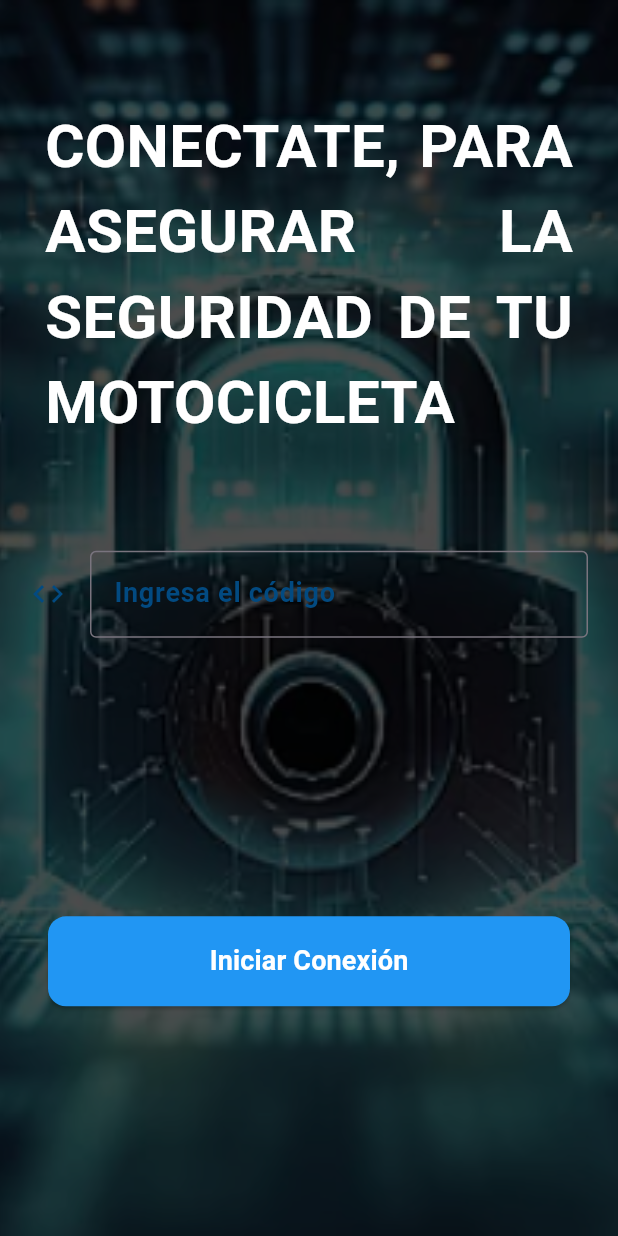
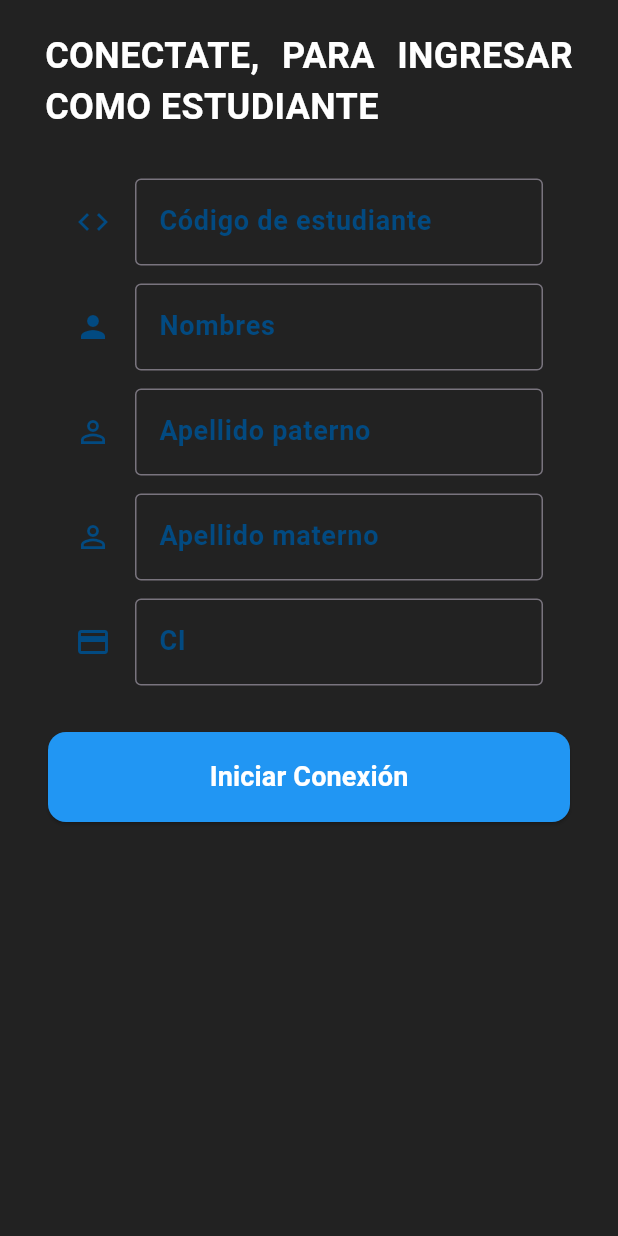
Before and after one commit to LuisCalleLazo/Simple_App_Bt_Uni, a Flutter app: the LoginScreen screen opened directly, on a phone screen of 412 x 824 dp. Run offline on Flutter 3.47's test engine with Material 3 defaults, Android fonts, the phone set to English and light mode, and no system bars; our stand-ins replace flutter_bluetooth_serial, go_router, permission_handler.

Commit message:
Add Focus and login student

```diff
--- a/lib/config/routes.dart
+++ b/lib/config/routes.dart
@@ -6,7 +6,7 @@ import 'package:simple_app_bt_uni/presentation/pages/init_page.dart';
 import 'package:simple_app_bt_uni/presentation/pages/list_books_page.dart';
 
 final appRouter = GoRouter(
-  initialLocation: '/',
+  initialLocation: '/auth/connect',
   routes: [
     GoRoute(
       path: '/aphabet_steps',
--- a/lib/presentation/pages/home_page.dart
+++ b/lib/presentation/pages/home_page.dart
@@ -43,6 +43,7 @@ class _HomePageState extends State<HomePage> {
 
   void _setupBluetoothConnection() {
     BluetoothConnection.toAddress(widget.server?.address).then((_connection) {
+      // ignore: avoid_print
       print('Connected to the device');
       setState(() {
         connection = _connection;
@@ -51,8 +52,10 @@ class _HomePageState extends State<HomePage> {
 
       connection!.input?.listen(_onDataReceived).onDone(() {
         if (isDisconnecting) {
+      // ignore: avoid_print
           print('Disconnecting locally!');
         } else {
+      // ignore: avoid_print
           print('Disconnected remotely!');
         }
         if (mounted) {
@@ -60,7 +63,9 @@ class _HomePageState extends State<HomePage> {
         }
       });
     }).catchError((error) {
+      // ignore: avoid_print
       print('Cannot connect, exception occurred');
+      // ignore: avoid_print
       print(error);
     });
   }
@@ -82,7 +87,7 @@ class _HomePageState extends State<HomePage> {
   Widget build(BuildContext context) {
     return Scaffold(
       resizeToAvoidBottomInset: true,
-      appBar: AppBar(title: const Text("Motocicleta")),
+      appBar: AppBar(title: const Text("Resultados")),
       body: GestureDetector(
         onTap: () {
           // Permite cerrar el teclado tocando en cualquier lugar fuera del campo de texto
--- a/lib/presentation/pages/login_page.dart
+++ b/lib/presentation/pages/login_page.dart
@@ -13,10 +13,15 @@ class LoginPage extends StatefulWidget {
 
 class _LoginPageState extends State<LoginPage> {
   final TextEditingController codeController = TextEditingController();
-
+  @override
+  void initState() {
+    super.initState();
+    Future.delayed(Duration.zero, () {
+      FocusScope.of(context).requestFocus(FocusNode());
+    });
+  }
   @override
   Widget build(BuildContext context) {
-    FocusScope.of(context).requestFocus(FocusNode());
     return const LoginScreen();
   }
 }
--- a/lib/presentation/screens/login_screen.dart
+++ b/lib/presentation/screens/login_screen.dart
@@ -12,8 +12,12 @@ class LoginScreen extends StatefulWidget {
 
 class _LoginScreenState extends State<LoginScreen> {
   late bool isConnecting;
+
   final TextEditingController codeController = TextEditingController();
-
+  final TextEditingController nameController = TextEditingController();
+  final TextEditingController lastNamePController = TextEditingController();
+  final TextEditingController lastNameMController = TextEditingController();
+  final TextEditingController ciController = TextEditingController();
 
   @override
   void initState() {
@@ -24,66 +28,73 @@ class _LoginScreenState extends State<LoginScreen> {
   @override
   Widget build(BuildContext context) {
     return Scaffold(
-      body: Stack(
+      backgroundColor: Colors.black87, // Fondo sólido
+      body: SafeArea(
+        child: SingleChildScrollView(
+          padding: const EdgeInsets.symmetric(horizontal: 30, vertical: 20),
+          child: Column(
+            crossAxisAlignment: CrossAxisAlignment.stretch,
             children: [
-          // Fondo de imagen
-          Positioned.fill(
-            child: ColorFiltered(
-              colorFilter: ColorFilter.mode(
-                Colors.black.withOpacity(0.7),
-                BlendMode.darken,
-              ),
-              child: Image.asset(
-                'assets/images/background.png',
-                fit: BoxFit.cover,
-              ),
-            ),
-          ),
-          Column(
-            children: [
-              const Expanded(
-                flex: 4,
-                child: Padding(
-                  padding: EdgeInsets.symmetric(horizontal: 30),
-                  child: Center(
-                    child: Text(
-                      "CONECTATE, PARA ASEGURAR LA SEGURIDAD DE TU MOTOCICLETA",
+              const Text(
+                "CONECTATE, PARA INGRESAR COMO ESTUDIANTE",
                 textAlign: TextAlign.justify,
                 style: TextStyle(
                   fontWeight: FontWeight.bold,
                   color: Colors.white,
-                        fontSize: 40,
+                  fontSize: 24,
                 ),
               ),
-                  ),
-                ),
-              ),
-              Expanded(
-                flex: 1,
-                child: InputDefault(
-                  label: "Ingresa el código",
+              const SizedBox(height: 30),
+              InputDefault(
+                label: "Código de estudiante",
                 controller: codeController,
                 icon: Icons.code,
                 type: TextInputType.number,
                 color: Colors.white,
               ),
+              const SizedBox(height: 10),
+              InputDefault(
+                label: "Nombres",
+                controller: nameController,
+                icon: Icons.person,
+                type: TextInputType.name,
+                color: Colors.white,
               ),
-              Expanded(
-                flex: 4,
-                child: BtnTextDefault(
+              const SizedBox(height: 10),
+              InputDefault(
+                label: "Apellido paterno",
+                controller: lastNamePController,
+                icon: Icons.person_outline,
+                type: TextInputType.name,
+                color: Colors.white,
+              ),
+              const SizedBox(height: 10),
+              InputDefault(
+                label: "Apellido materno",
+                controller: lastNameMController,
+                icon: Icons.person_outline,
+                type: TextInputType.name,
+                color: Colors.white,
+              ),
+              const SizedBox(height: 10),
+              InputDefault(
+                label: "CI",
+                controller: ciController,
+                icon: Icons.credit_card,
+                type: TextInputType.number,
+                color: Colors.white,
+              ),
+              const SizedBox(height: 30),
+              BtnTextDefault(
                 text: isConnecting ? "Conectando..." : "Iniciar Conexión",
                 onPressed: () {
-
                   context.push('/home');
                 },
               ),
-              ),
             ],
           ),
-        ],
+        ),
       ),
     );
-
   }
-
 }
```
Lines whose indentation alone changed are shown as unchanged.
